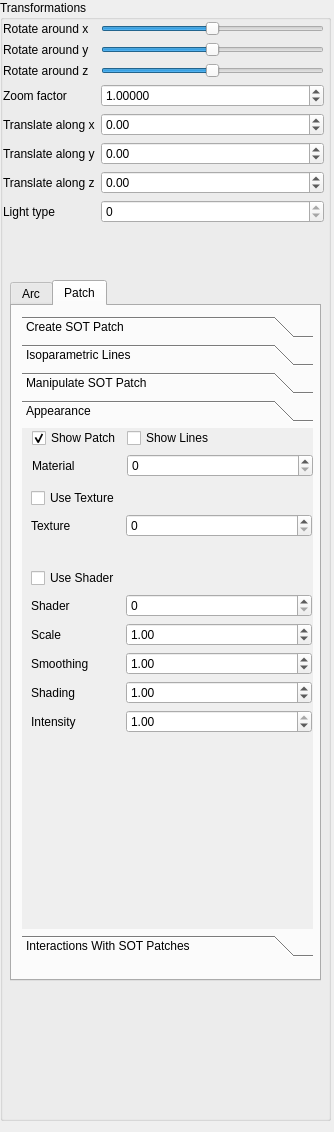
First picture: the form in Labor/GUI/SideWidget.ui, repository Moenish/II_II-CAGD, before the edit.
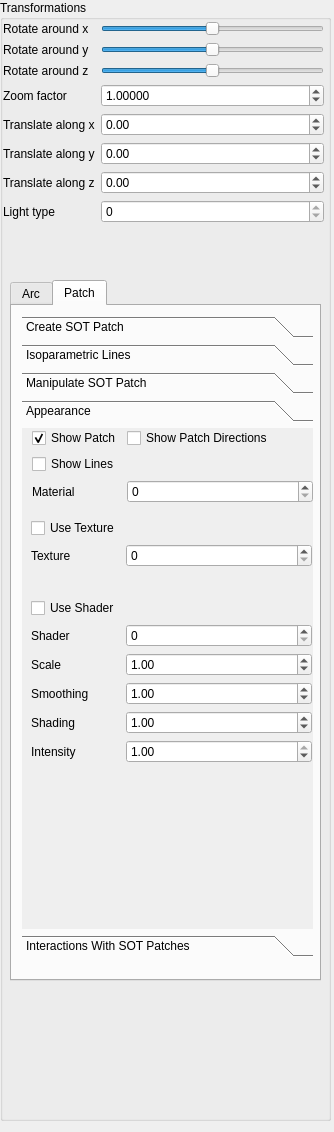
Second picture: the form after the edit. The open tabs and pages were chosen to show the change.

Commit message: Revert last commit. UI touchups

Diff of the .ui file:
```diff
--- a/Labor/GUI/SideWidget.ui
+++ b/Labor/GUI/SideWidget.ui
@@ -1239,7 +1239,7 @@
         <property name="geometry">
          <rect>
           <x>9</x>
-          <y>60</y>
+          <y>90</y>
           <width>281</width>
           <height>73</height>
          </rect>
@@ -1272,7 +1272,7 @@
         <property name="geometry">
          <rect>
           <x>9</x>
-          <y>140</y>
+          <y>170</y>
           <width>281</width>
           <height>179</height>
          </rect>
@@ -1378,7 +1378,7 @@
           <x>10</x>
           <y>0</y>
           <width>281</width>
-          <height>55</height>
+          <height>83</height>
          </rect>
         </property>
         <layout class="QFormLayout" name="patchShowPatchLayout">
@@ -1392,14 +1392,14 @@
            </property>
           </widget>
          </item>
-         <item row="1" column="0">
+         <item row="2" column="0">
           <widget class="QLabel" name="patchAppearanceLabel_Material">
            <property name="text">
             <string>Material</string>
            </property>
           </widget>
          </item>
-         <item row="1" column="1">
+         <item row="2" column="1">
           <widget class="QSpinBox" name="patchAppearanceISpinBox_Material">
            <property name="maximum">
             <number>5</number>
@@ -1407,6 +1407,16 @@
           </widget>
          </item>
          <item row="0" column="1">
+          <widget class="QCheckBox" name="patchAppearanceCheckBox_PatchDirections">
+           <property name="text">
+            <string>Show Patch Directions</string>
+           </property>
+           <property name="checked">
+            <bool>false</bool>
+           </property>
+          </widget>
+         </item>
+         <item row="1" column="0">
           <widget class="QCheckBox" name="patchAppearanceCheckBox_Lines">
            <property name="text">
             <string>Show Lines</string>
```
Left out of the diff: 22 changed lines with no effect on the pictures. The commit also changes 4 other files.
